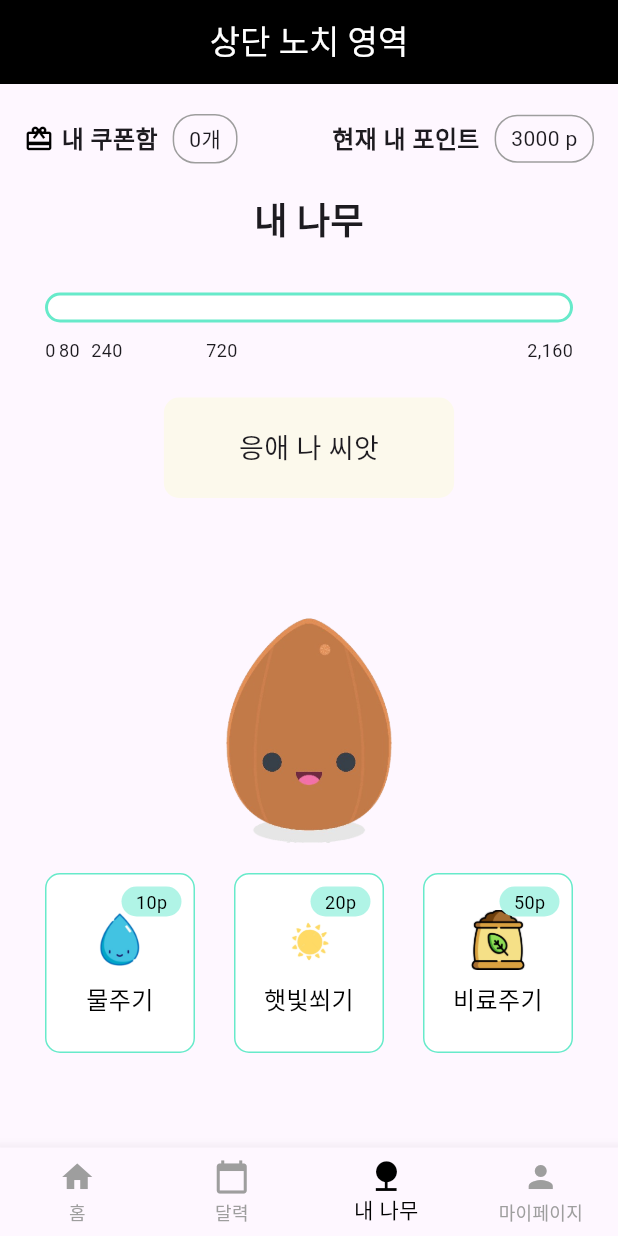
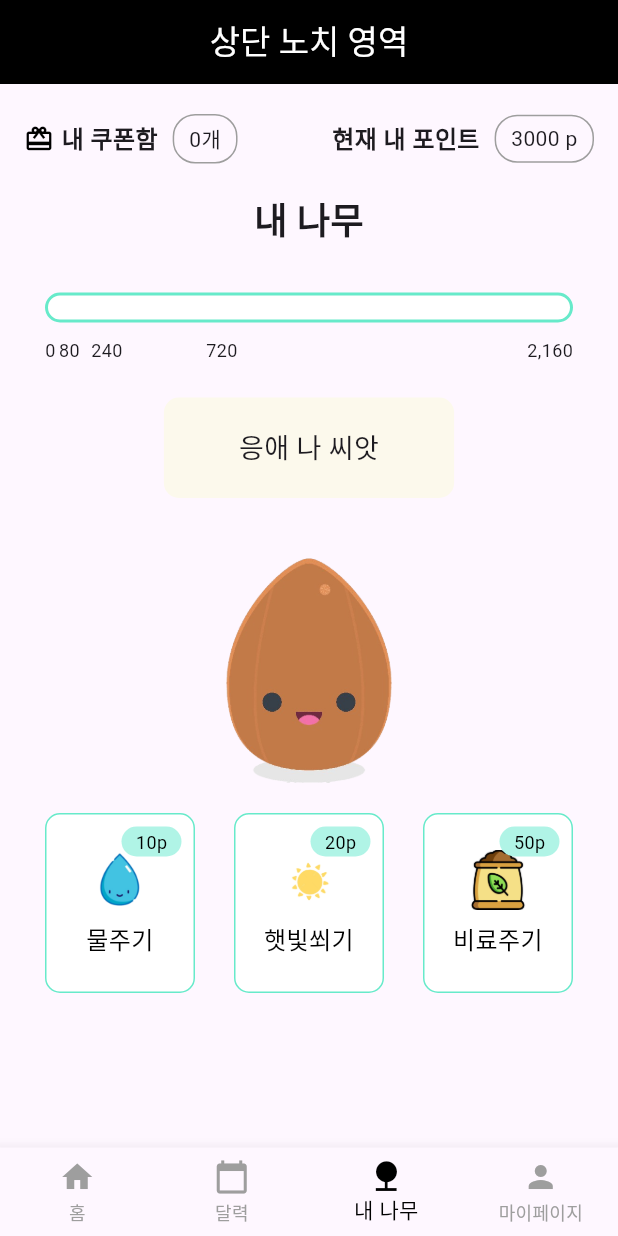
Before and after one commit to choimings/growing_tree, a Flutter app: the screen it shows after launch, on a phone screen of 412 x 824 dp. Run offline on Flutter 3.47's test engine with Material 3 defaults, Android fonts, the phone set to English and light mode, and no system bars.

Commit message:
tree image size change / error fixed

```diff
--- a/lib/tree_page.dart
+++ b/lib/tree_page.dart
@@ -247,7 +247,7 @@ class _TreePageState extends State<TreePage> {
                     groupValue: selectedCoupon,
                     onValueChanged: (value) {
                       setState(() {
-                        selectedCoupon = value!;
+                        selectedCoupon = value;
                       });
                     },
                     children: {
@@ -493,7 +493,7 @@ class _TreePageState extends State<TreePage> {
               style: TextStyle(fontSize: 18),
             ),
           ),
-          SizedBox(height: 80),
+          SizedBox(height: 40),
           // 나무 이미지
           Image.asset(
             treeImage, // 상태에 따라 이미지 변경
```
